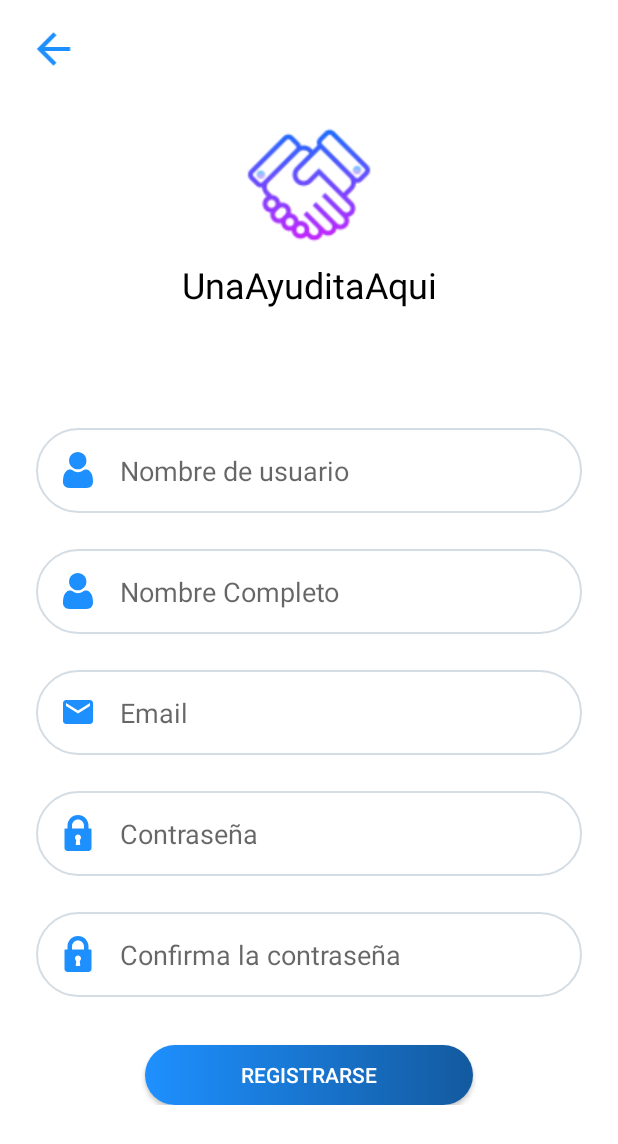
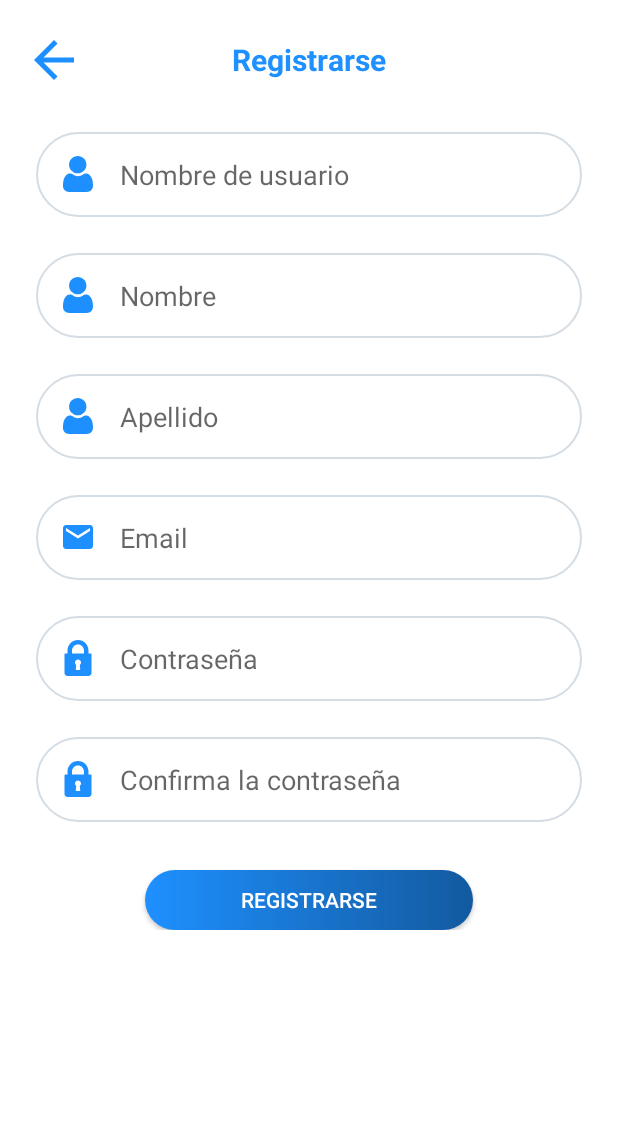
Before and after one commit to laloretom/UnaAyuditaAqui, an Android app: the SignUpActivity screen opened directly, with no data from a screen before it, on a phone screen of 412 x 824 dp. Shown: the top 1144 px of the screen. Run offline under Robolectric (Android 15) with nearby library versions, the phone set to English and light mode, and no system bars; our stand-ins replace Firebase (no records; nobody signed in at launch, a user with empty details on screens opened directly).

Commit message:
Sign Up V3

```diff
--- a/app/src/main/java/com/unaayuditaaqui/unaayuditaaqui/SignUpActivity.kt
+++ b/app/src/main/java/com/unaayuditaaqui/unaayuditaaqui/SignUpActivity.kt
@@ -29,7 +29,8 @@ class SignUpActivity : AppCompatActivity() {
 
         binding.signUpButton.setOnClickListener {
             val muserName = binding.usernameEditText.text.toString()
-            val mname = binding.nameEditText.text.toString()
+            val mfirstName = binding.nameEditText.text.toString()
+            val mlastName = binding.lastnameEditText.text.toString()
             val mEmail = binding.emailEditText.text.toString()
             val mPassword = binding.passwordEditText.text.toString()
             val mConfirmPassword = binding.confirmPasswordEditText.text.toString()
@@ -42,10 +43,13 @@ class SignUpActivity : AppCompatActivity() {
             if (muserName.isEmpty()){
                 Toast.makeText(this, "Campo obligatorio.",
                     Toast.LENGTH_SHORT).show()
-            } else if (mname.isEmpty()){
+            } else if (mfirstName.isEmpty()){
                 Toast.makeText(this, "Campo obligatorio.",
                     Toast.LENGTH_SHORT).show()
-            } else if (mEmail.isEmpty() || !Patterns.EMAIL_ADDRESS.matcher(mEmail).matches()) {
+            }else if (mlastName.isEmpty()){
+                Toast.makeText(this, "Campo obligatorio.",
+                    Toast.LENGTH_SHORT).show()
+            }else if (mEmail.isEmpty() || !Patterns.EMAIL_ADDRESS.matcher(mEmail).matches()) {
                 Toast.makeText(this, "Ingrese un email valido.",
                     Toast.LENGTH_SHORT).show()
             } else if (mPassword.isEmpty() || !passwordRegex.matcher(mPassword).matches()){
@@ -55,7 +59,7 @@ class SignUpActivity : AppCompatActivity() {
                 Toast.makeText(this, "Confirma la contraseña.",
                     Toast.LENGTH_SHORT).show()
             } else {
-                createAccount(mEmail, mPassword, muserName, mname)
+                createAccount(mEmail, mPassword, muserName, mfirstName, mlastName)
             }
 
         }
@@ -85,7 +89,8 @@ class SignUpActivity : AppCompatActivity() {
         email: String,
         password: String,
         userName: String,
-        name: String) {
+        firstName: String,
+        lastName: String) {
         auth.createUserWithEmailAndPassword(email, password)
             .addOnCompleteListener(this) { task ->
                 if (task.isSuccessful) {
@@ -100,7 +105,7 @@ class SignUpActivity : AppCompatActivity() {
                             if (task.isSuccessful) {
 
                                 val databaseRef = database.reference.child("Users").child(auth.currentUser!!.uid)
-                                val users : Users = Users(userName,name,email,auth.currentUser!!.uid)
+                                val users : Users = Users(auth.currentUser!!.uid,userName,firstName,lastName,email,)
                                 databaseRef.setValue(users).addOnCompleteListener {
                                     if(it.isSuccessful){
                                         val intent = Intent(this, CheckEmailActivity::class.java)
--- a/app/src/main/java/com/unaayuditaaqui/unaayuditaaqui/Users.kt
+++ b/app/src/main/java/com/unaayuditaaqui/unaayuditaaqui/Users.kt
@@ -1,8 +1,9 @@
 package com.unaayuditaaqui.unaayuditaaqui
 
 data class Users (
+    var uid : String? = null,
     var userName : String? = null,
-    var name : String? = null,
-    var email : String? = null,
-    var uid : String? = null
+    var firstName : String? = null,
+    var lastName : String? = null,
+    var email : String? = null
 )
--- a/app/src/main/res/layout/activity_sign_up.xml
+++ b/app/src/main/res/layout/activity_sign_up.xml
@@ -1,54 +1,42 @@
 <?xml version="1.0" encoding="utf-8"?>
-<androidx.constraintlayout.widget.ConstraintLayout
+<LinearLayout
     xmlns:android="http://schemas.android.com/apk/res/android"
     xmlns:app="http://schemas.android.com/apk/res-auto"
     xmlns:tools="http://schemas.android.com/tools"
     android:layout_width="match_parent"
     android:layout_height="match_parent"
+    android:orientation="vertical"
     tools:context=".SignUpActivity">
 
-    <ImageView
-        android:id="@+id/backImageView"
-        android:layout_width="39dp"
-        android:layout_height="33dp"
-        android:layout_marginStart="16dp"
+    <RelativeLayout
+        android:id="@+id/topBar"
+        android:layout_width="match_parent"
+        android:layout_height="48dp"
         android:layout_marginTop="16dp"
-        android:contentDescription="@string/all"
-        app:layout_constraintStart_toStartOf="parent"
-        app:layout_constraintTop_toTopOf="parent"
-        app:srcCompat="@drawable/ic_back"
-        tools:ignore="VectorDrawableCompat" />
-
-    <LinearLayout
-        android:id="@+id/linearLayout3"
-        android:layout_width="match_parent"
-        android:layout_height="wrap_content"
-        android:layout_marginTop="24dp"
-        android:gravity="center"
-        android:orientation="vertical"
-        app:layout_constraintEnd_toEndOf="parent"
-        app:layout_constraintStart_toStartOf="parent"
-        app:layout_constraintTop_toBottomOf="@+id/backImageView"
-        tools:ignore="UseCompoundDrawables">
+        android:background="@drawable/recycler_view_item_bg">
 
         <ImageView
-            android:id="@+id/imageView2"
-            android:layout_width="100dp"
-            android:layout_height="100dp"
-            android:contentDescription="@string/all"
-            app:srcCompat="@drawable/logo"
-            tools:ignore="VectorDrawableCompat" />
+            android:id="@+id/backImageView"
+            android:layout_width="wrap_content"
+            android:layout_height="wrap_content"
+            android:layout_alignParentStart="true"
+            android:layout_centerVertical="true"
+            android:layout_marginStart="16dp"
+            android:layout_marginEnd="16dp"
+            android:src="@drawable/ic_back" />
 
         <TextView
-            android:id="@+id/textView5"
-            android:layout_width="match_parent"
+            android:layout_width="wrap_content"
             android:layout_height="match_parent"
-            android:gravity="center"
-            android:text="@string/title_active_login"
-            android:textColor="@color/black"
-            android:textSize="24sp" />
+            android:layout_centerVertical="true"
+            android:layout_centerHorizontal="true"
+            android:gravity="center_vertical"
+            android:text="@string/signup"
+            android:textColor="@color/colorPrimary"
+            android:textStyle="bold"
+            android:textSize="20sp"/>
 
-    </LinearLayout>
+    </RelativeLayout>
 
     <LinearLayout
         android:id="@+id/linearLayout"
@@ -60,7 +48,7 @@
         app:layout_constraintBottom_toBottomOf="parent"
         app:layout_constraintEnd_toEndOf="parent"
         app:layout_constraintStart_toStartOf="parent"
-        app:layout_constraintTop_toBottomOf="@+id/linearLayout3">
+        app:layout_constraintTop_toBottomOf="@+id/topBar">
 
         <EditText
             android:id="@+id/usernameEditText"
@@ -69,7 +57,7 @@
             android:layout_marginLeft="24dp"
             android:layout_marginTop="24dp"
             android:layout_marginRight="24dp"
-            android:autofillHints="@string/first_name"
+            android:autofillHints="@string/user_name"
             android:background="@drawable/ic_field"
             android:drawableStart="@drawable/ic_user"
             android:drawablePadding="16dp"
@@ -85,12 +73,28 @@
             android:layout_marginLeft="24dp"
             android:layout_marginTop="24dp"
             android:layout_marginRight="24dp"
+            android:autofillHints="@string/first_name"
+            android:background="@drawable/ic_field"
+            android:drawableStart="@drawable/ic_user"
+            android:drawablePadding="16dp"
+            android:ems="10"
+            android:hint="@string/first_name"
+            android:inputType="textPersonName"
+            android:padding="16dp" />
+
+        <EditText
+            android:id="@+id/lastnameEditText"
+            android:layout_width="match_parent"
+            android:layout_height="wrap_content"
+            android:layout_marginLeft="24dp"
+            android:layout_marginTop="24dp"
+            android:layout_marginRight="24dp"
             android:autofillHints="@string/last_name"
             android:background="@drawable/ic_field"
             android:drawableStart="@drawable/ic_user"
             android:drawablePadding="16dp"
             android:ems="10"
-            android:hint="@string/name"
+            android:hint="@string/last_name"
             android:inputType="textPersonName"
             android:padding="16dp" />
 
@@ -156,4 +160,4 @@
             android:textColor="@color/white" />
     </LinearLayout>
 
-</androidx.constraintlayout.widget.ConstraintLayout>
+</LinearLayout>
```
